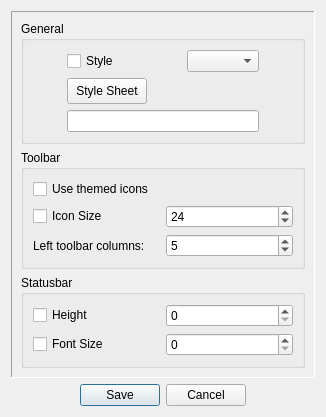
Before: the Qt Designer form librecad/src/ui/forms/lc_widgetoptionsdialog.ui in LibreCAD/LibreCAD, drawn with Qt 5.
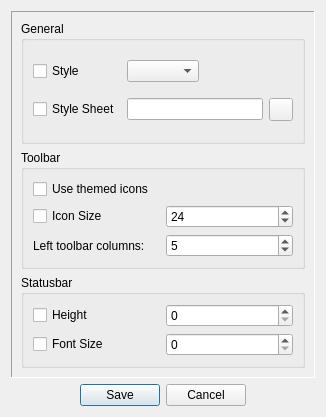
After: the same form once the commit is applied. Icons and pictures are not drawn.

Commit message: 2.2.1: Switch the Widget Options style sheet on and off with a checkbox

Patch:
```diff
--- a/librecad/src/ui/forms/lc_widgetoptionsdialog.ui
+++ b/librecad/src/ui/forms/lc_widgetoptionsdialog.ui
@@ -108,7 +108,7 @@
         <property name="title">
          <string>General</string>
         </property>
-        <layout class="QGridLayout" name="gridLayout_6">
+        <layout class="QGridLayout" name="gridLayout_6" columnstretch="0,5,0">
          <item row="0" column="0">
           <widget class="QCheckBox" name="style_checkbox">
            <property name="sizePolicy">
@@ -125,7 +125,7 @@
            </property>
           </widget>
          </item>
-         <item row="0" column="1">
+         <item row="0" column="1" colspan="2">
           <widget class="QComboBox" name="style_combobox">
            <property name="sizePolicy">
             <sizepolicy hsizetype="Maximum" vsizetype="Fixed">
@@ -136,9 +136,9 @@
           </widget>
          </item>
          <item row="1" column="0">
-          <widget class="QPushButton" name="stylesheet_button">
+          <widget class="QCheckBox" name="stylesheet_checkbox">
            <property name="sizePolicy">
-            <sizepolicy hsizetype="Maximum" vsizetype="Preferred">
+            <sizepolicy hsizetype="Maximum" vsizetype="Fixed">
              <horstretch>0</horstretch>
              <verstretch>0</verstretch>
             </sizepolicy>
@@ -148,7 +148,7 @@
            </property>
           </widget>
          </item>
-         <item row="2" column="0" colspan="2">
+         <item row="1" column="1">
           <widget class="QLineEdit" name="stylesheet_field">
            <property name="sizePolicy">
             <sizepolicy hsizetype="Preferred" vsizetype="Fixed">
@@ -161,6 +161,14 @@
            </property>
           </widget>
          </item>
+         <item row="1" column="2">
+          <widget class="QToolButton" name="stylesheet_button">
+           <property name="icon">
+            <iconset resource="../../../res/icons/icons.qrc">
+             <normaloff>:/icons/open.svg</normaloff>:/icons/open.svg</iconset>
+           </property>
+          </widget>
+         </item>
         </layout>
        </widget>
       </item>
```
Left out of the diff: 4 changed lines with no effect on the pictures. The commit also changes 3 other files.
